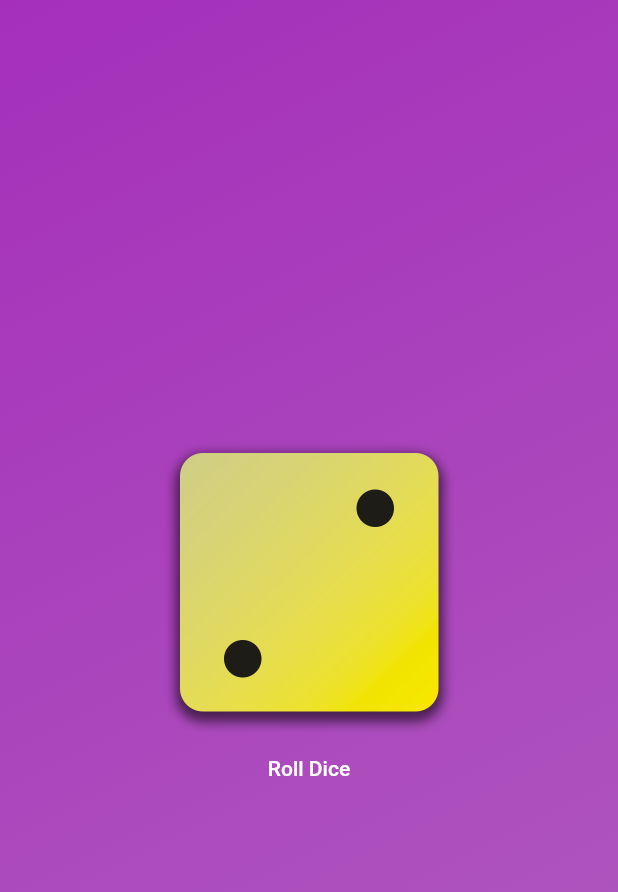
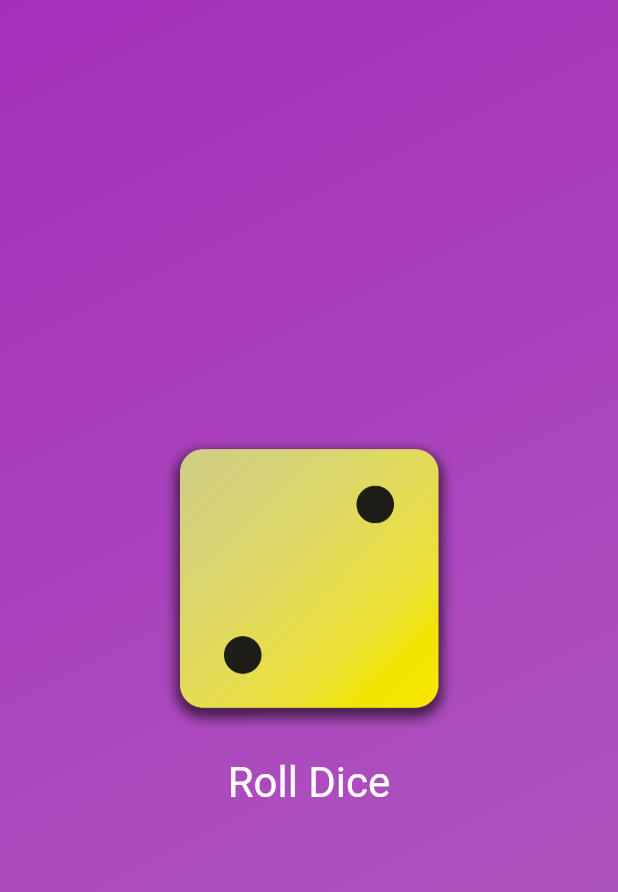
Before and after one commit to adogbeji/FlutterFirstApp, a Flutter app: the screen it shows after launch, on a phone screen of 412 x 824 dp. Shown: the top 892 px of the screen. Run offline on Flutter 3.47's test engine with Material 2 defaults, Android fonts, the phone set to English and light mode, and no system bars.

Commit message:
Change font size & adding padding to TextButton in GradientContainer

```diff
--- a/lib/gradient_container.dart
+++ b/lib/gradient_container.dart
@@ -38,7 +38,11 @@ class GradientContainer extends StatelessWidget {
             TextButton(
               onPressed: rollDice,
               style: TextButton.styleFrom(
+                padding: const EdgeInsets.only(top: 20,),
                 foregroundColor: Colors.white,
+                textStyle: const TextStyle(
+                  fontSize: 28,
+                ),
               ),
               child: const Text('Roll Dice')
             ),
```
